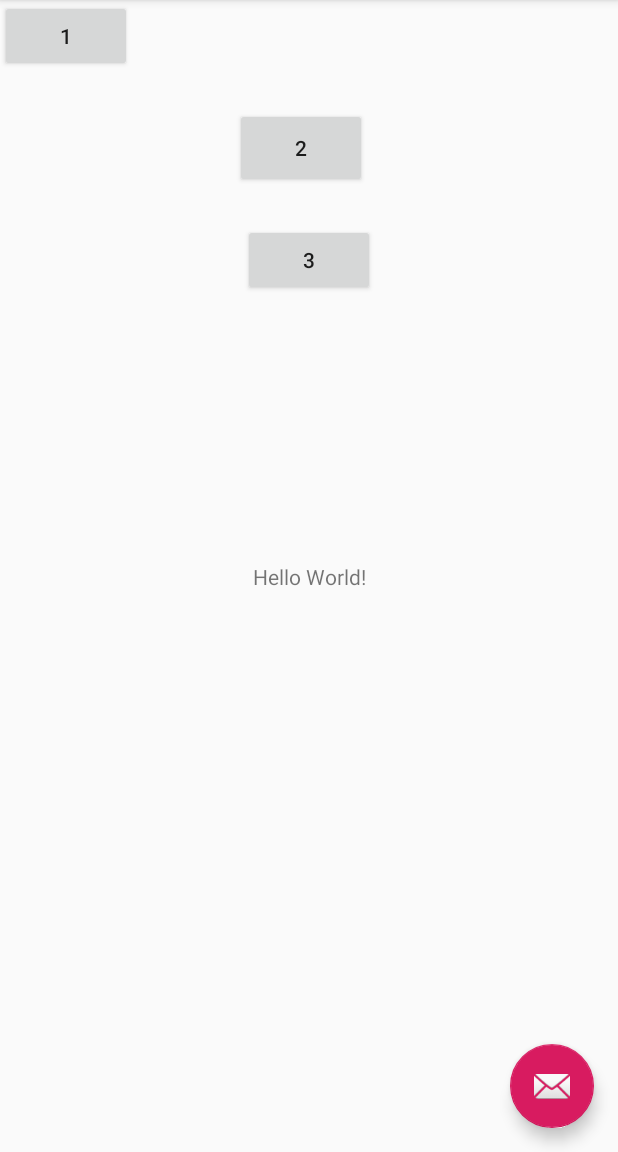
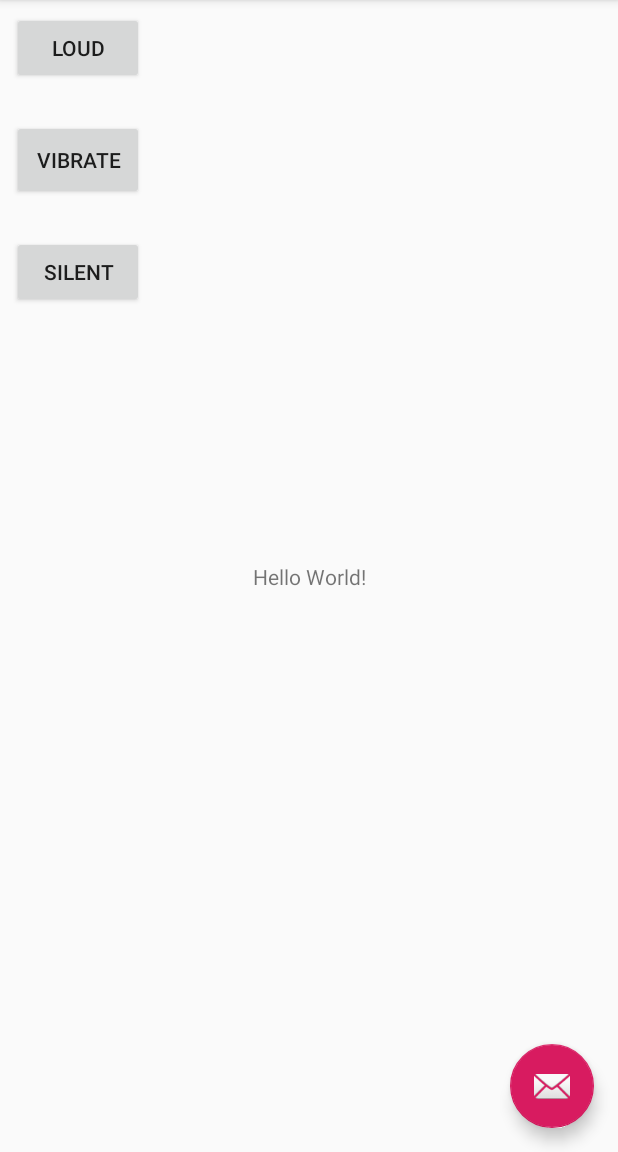
Before and after one commit to newhinton/Timed-Silence, an Android app: the screen it shows after launch (MainActivity), on a phone screen of 412 x 824 dp, the part 84-1236 px from its top. Run offline under Robolectric (Android 15) with nearby library versions, the phone set to English and light mode, and no system bars.

Commit message:
Added icon, logging and reduced check time to once per minute

```diff
--- a/app/src/main/java/de/felixnuesse/timedsilence/AlarmBroadcastReciever.kt
+++ b/app/src/main/java/de/felixnuesse/timedsilence/AlarmBroadcastReciever.kt
@@ -32,6 +32,7 @@ class AlarmBroadcastReceiver : BroadcastReceiver() {
             if (copy != null) {
                 // copy is guaranteed to be to non-nullable whatever you do
                 VolumeHandler.setSilent(copy)
+                Log.e(Constants.APP_NAME, "set silent!")
             }
         }
 
@@ -39,6 +40,7 @@ class AlarmBroadcastReceiver : BroadcastReceiver() {
             val copy = context
             if (copy != null) {
                 VolumeHandler.setVibrate(copy)
+                Log.e(Constants.APP_NAME, "set vibrate!")
             }
         }
 
@@ -46,6 +48,7 @@ class AlarmBroadcastReceiver : BroadcastReceiver() {
             val copy = context
             if (copy != null) {
                 VolumeHandler.setLoud(copy)
+                Log.e(Constants.APP_NAME, "set loud!")
             }
         }
 
--- a/app/src/main/java/de/felixnuesse/timedsilence/MainActivity.kt
+++ b/app/src/main/java/de/felixnuesse/timedsilence/MainActivity.kt
@@ -76,7 +76,7 @@ class MainActivity : AppCompatActivity() {
         alarmMgr.setRepeating(
             AlarmManager.RTC_WAKEUP,
             System.currentTimeMillis() + 100,
-            1000 * 60 * 15,
+            1000 * 60 * 1,
             pIntent
         )
 
--- a/app/src/main/java/de/felixnuesse/timedsilence/VolumeHandler.kt
+++ b/app/src/main/java/de/felixnuesse/timedsilence/VolumeHandler.kt
@@ -51,7 +51,11 @@ class VolumeHandler {
         fun setVibrate(context: Context) {
 
             val manager = context.getSystemService(Context.AUDIO_SERVICE) as AudioManager
-            manager.setRingerMode(AudioManager.RINGER_MODE_NORMAL)
+
+            if(manager.ringerMode!= AudioManager.RINGER_MODE_VIBRATE){
+                manager.setRingerMode(AudioManager.RINGER_MODE_VIBRATE)
+            }
+
             setStreamToPercent(manager, AudioManager.STREAM_MUSIC, 0)
             setStreamToPercent(manager, AudioManager.STREAM_ALARM, 0)
             setStreamToPercent(manager, AudioManager.STREAM_NOTIFICATION, 0)
--- a/app/src/main/res/layout/content_main.xml
+++ b/app/src/main/res/layout/content_main.xml
@@ -18,24 +18,25 @@
             app:layout_constraintRight_toRightOf="parent"
             app:layout_constraintTop_toTopOf="parent"/>
     <Button
-            android:text="1"
+            android:text="Loud"
             android:layout_width="wrap_content"
             android:layout_height="wrap_content" android:id="@+id/button"
-            tools:layout_editor_absoluteY="8dp" tools:layout_editor_absoluteX="162dp"/>
+            app:layout_constraintStart_toStartOf="parent"
+            android:layout_marginStart="8dp" android:layout_marginTop="8dp" app:layout_constraintTop_toTopOf="parent"/>
     <Button
-            android:text="2"
+            android:text="Vibrate"
             android:layout_width="wrap_content"
             android:layout_height="53dp" android:id="@+id/button2"
             android:layout_marginTop="24dp"
             app:layout_constraintTop_toBottomOf="@+id/button" app:layout_constraintStart_toStartOf="parent"
-            android:layout_marginStart="8dp" app:layout_constraintEnd_toEndOf="parent" android:layout_marginEnd="8dp"
-            app:layout_constraintHorizontal_bias="0.482"/>
+            android:layout_marginStart="8dp"
+    />
     <Button
-            android:text="3"
+            android:text="Silent"
             android:layout_width="wrap_content"
             android:layout_height="wrap_content" android:id="@+id/button3"
             android:layout_marginTop="24dp"
             app:layout_constraintTop_toBottomOf="@+id/button2" app:layout_constraintStart_toStartOf="parent"
-            android:layout_marginStart="8dp" app:layout_constraintEnd_toEndOf="parent" android:layout_marginEnd="8dp"/>
+            android:layout_marginStart="8dp"/>
 
 </android.support.constraint.ConstraintLayout>
--- a/app/src/main/res/mipmap-anydpi-v26/ic_launcher.xml
+++ b/app/src/main/res/mipmap-anydpi-v26/ic_launcher.xml
@@ -1,5 +1,5 @@
 <?xml version="1.0" encoding="utf-8"?>
 <adaptive-icon xmlns:android="http://schemas.android.com/apk/res/android">
-    <background android:drawable="@drawable/ic_launcher_background"/>
-    <foreground android:drawable="@drawable/ic_launcher_foreground"/>
+    <background android:drawable="@color/ic_launcher_background"/>
+    <foreground android:drawable="@mipmap/ic_launcher_foreground"/>
 </adaptive-icon>
--- a/app/src/main/res/mipmap-anydpi-v26/ic_launcher_round.xml
+++ b/app/src/main/res/mipmap-anydpi-v26/ic_launcher_round.xml
@@ -1,5 +1,5 @@
 <?xml version="1.0" encoding="utf-8"?>
 <adaptive-icon xmlns:android="http://schemas.android.com/apk/res/android">
-    <background android:drawable="@drawable/ic_launcher_background"/>
-    <foreground android:drawable="@drawable/ic_launcher_foreground"/>
+    <background android:drawable="@color/ic_launcher_background"/>
+    <foreground android:drawable="@mipmap/ic_launcher_foreground"/>
 </adaptive-icon>
```
Also changed, not shown: app/src/main/res/mipmap-hdpi/ic_launcher.png, app/src/main/res/mipmap-hdpi/ic_launcher_round.png, app/src/main/res/mipmap-mdpi/ic_launcher.png, app/src/main/res/mipmap-mdpi/ic_launcher_round.png, app/src/main/res/mipmap-xhdpi/ic_launcher.png, app/src/main/res/mipmap-xhdpi/ic_launcher_round.png, app/src/main/res/mipmap-xxhdpi/ic_launcher.png, app/src/main/res/mipmap-xxhdpi/ic_launcher_round.png, app/src/main/res/mipmap-xxxhdpi/ic_launcher.png, app/src/main/res/mipmap-xxxhdpi/ic_launcher_round.png.
